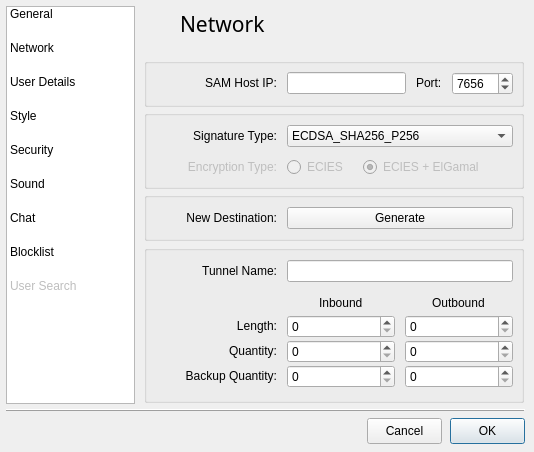
First picture: the form in src/gui/form_settingsgui.ui, repository vituperative/i2pchat, before the edit.
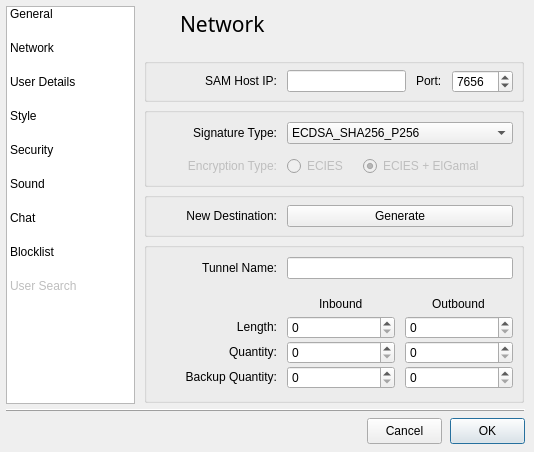
Second picture: the form after the edit. The open tabs and pages were chosen to show the change. Icons and pictures are not drawn.

Commit message: Settings layout tweaks

```diff
--- a/src/gui/form_settingsgui.ui
+++ b/src/gui/form_settingsgui.ui
@@ -676,9 +676,9 @@
       <property name="geometry">
        <rect>
         <x>4</x>
-        <y>237</y>
+        <y>234</y>
         <width>380</width>
-        <height>158</height>
+        <height>161</height>
        </rect>
       </property>
       <property name="minimumSize">
@@ -700,7 +700,7 @@
        <property name="geometry">
         <rect>
          <x>13</x>
-         <y>48</y>
+         <y>52</y>
          <width>356</width>
          <height>99</height>
         </rect>
@@ -907,7 +907,7 @@
         <x>4</x>
         <y>50</y>
         <width>380</width>
-        <height>49</height>
+        <height>44</height>
        </rect>
       </property>
       <property name="minimumSize">
@@ -929,7 +929,7 @@
        <property name="geometry">
         <rect>
          <x>13</x>
-         <y>14</y>
+         <y>12</y>
          <width>356</width>
          <height>24</height>
         </rect>
@@ -1007,7 +1007,7 @@
         <x>4</x>
         <y>184</y>
         <width>380</width>
-        <height>49</height>
+        <height>45</height>
        </rect>
       </property>
       <property name="minimumSize">
@@ -1032,7 +1032,7 @@
        <property name="geometry">
         <rect>
          <x>13</x>
-         <y>14</y>
+         <y>12</y>
          <width>356</width>
          <height>25</height>
         </rect>
@@ -1083,16 +1083,16 @@
       <property name="geometry">
        <rect>
         <x>4</x>
-        <y>102</y>
+        <y>99</y>
         <width>380</width>
-        <height>79</height>
+        <height>80</height>
        </rect>
       </property>
       <widget class="QWidget" name="layoutWidget_9">
        <property name="geometry">
         <rect>
          <x>13</x>
-         <y>46</y>
+         <y>48</y>
          <width>356</width>
          <height>23</height>
         </rect>
```
Left out of the diff: 17 changed lines with no effect on the pictures.
